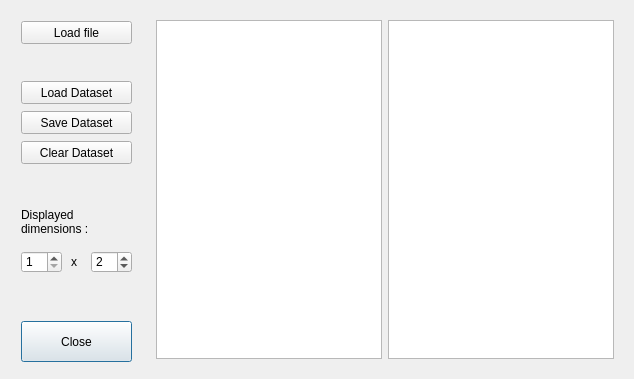
Qt form _IOPlugins/WebImport/WebImport.ui (b4silio/MLDemos) before a commit.
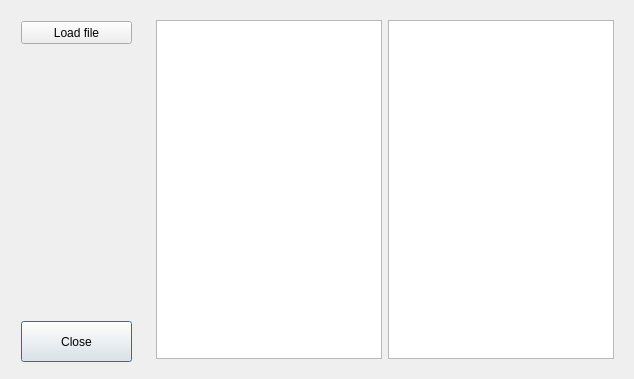
The same form after that commit.

Commit message: WebImport:minor parser bugfix WebImport:implemented QTableWidget for data consistency check (by the user)

```diff
--- a/_IOPlugins/WebImport/WebImport.ui
+++ b/_IOPlugins/WebImport/WebImport.ui
@@ -58,137 +58,6 @@
        <string>Close</string>
       </property>
      </widget>
-     <widget class="QLabel" name="label">
-      <property name="geometry">
-       <rect>
-        <x>10</x>
-        <y>190</y>
-        <width>111</width>
-        <height>41</height>
-       </rect>
-      </property>
-      <property name="text">
-       <string>Displayed
-dimensions :</string>
-      </property>
-     </widget>
-     <widget class="QPushButton" name="clearButton">
-      <property name="geometry">
-       <rect>
-        <x>10</x>
-        <y>130</y>
-        <width>111</width>
-        <height>23</height>
-       </rect>
-      </property>
-      <property name="font">
-       <font>
-        <pointsize>9</pointsize>
-       </font>
-      </property>
-      <property name="text">
-       <string>Clear Dataset</string>
-      </property>
-     </widget>
-     <widget class="QSpinBox" name="spinE1">
-      <property name="geometry">
-       <rect>
-        <x>10</x>
-        <y>240</y>
-        <width>41</width>
-        <height>22</height>
-       </rect>
-      </property>
-      <property name="font">
-       <font>
-        <pointsize>9</pointsize>
-       </font>
-      </property>
-      <property name="minimum">
-       <number>1</number>
-      </property>
-      <property name="maximum">
-       <number>999</number>
-      </property>
-     </widget>
-     <widget class="QSpinBox" name="spinE2">
-      <property name="geometry">
-       <rect>
-        <x>80</x>
-        <y>240</y>
-        <width>41</width>
-        <height>22</height>
-       </rect>
-      </property>
-      <property name="font">
-       <font>
-        <pointsize>9</pointsize>
-       </font>
-      </property>
-      <property name="minimum">
-       <number>1</number>
-      </property>
-      <property name="maximum">
-       <number>999</number>
-      </property>
-      <property name="value">
-       <number>2</number>
-      </property>
-     </widget>
-     <widget class="QLabel" name="label_4">
-      <property name="geometry">
-       <rect>
-        <x>60</x>
-        <y>240</y>
-        <width>16</width>
-        <height>21</height>
-       </rect>
-      </property>
-      <property name="font">
-       <font>
-        <pointsize>9</pointsize>
-       </font>
-      </property>
-      <property name="text">
-       <string>x</string>
-      </property>
-     </widget>
-     <widget class="QPushButton" name="saveDatasetButton">
-      <property name="geometry">
-       <rect>
-        <x>10</x>
-        <y>100</y>
-        <width>111</width>
-        <height>23</height>
-       </rect>
-      </property>
-      <property name="font">
-       <font>
-        <pointsize>9</pointsize>
-       </font>
-      </property>
-      <property name="text">
-       <string>Save Dataset</string>
-      </property>
-     </widget>
-     <widget class="QPushButton" name="loadDatasetButton">
-      <property name="geometry">
-       <rect>
-        <x>10</x>
-        <y>70</y>
-        <width>111</width>
-        <height>23</height>
-       </rect>
-      </property>
-      <property name="font">
-       <font>
-        <pointsize>9</pointsize>
-       </font>
-      </property>
-      <property name="text">
-       <string>Load Dataset</string>
-      </property>
-     </widget>
      <widget class="QPushButton" name="loadFile">
       <property name="geometry">
        <rect>
```
Left out of the diff: 2 changed lines with no effect on the pictures. The commit also changes 6 other files.
